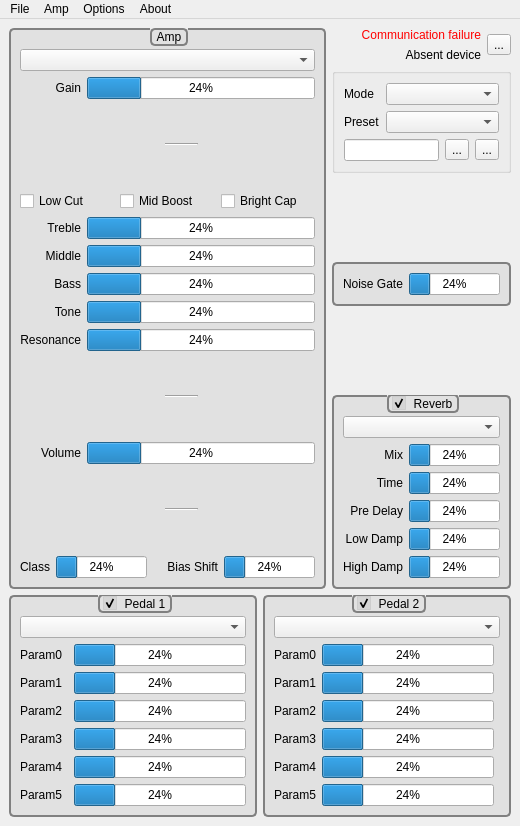
Before: the Qt Designer form resources/ui/main_win.ui in Houston4444/OsciTronix, drawn with Qt 5.
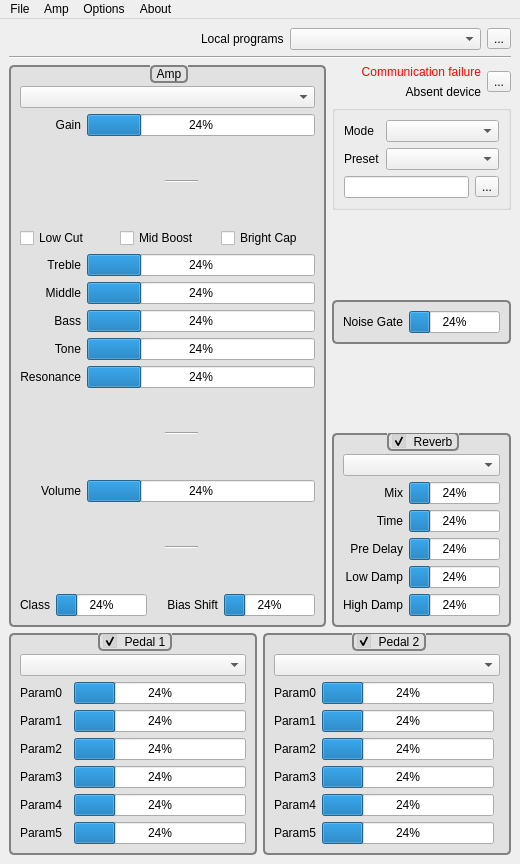
After: the same form once the commit is applied. Icons and pictures are not drawn. Custom widgets are drawn as their Qt base class.

Commit message: add local programs feature

Diff of the .ui file:
```diff
--- a/resources/ui/main_win.ui
+++ b/resources/ui/main_win.ui
@@ -7,7 +7,7 @@
     <x>0</x>
     <y>0</y>
     <width>520</width>
-    <height>826</height>
+    <height>864</height>
    </rect>
   </property>
   <property name="windowTitle">
@@ -18,6 +18,58 @@
   </property>
   <widget class="QWidget" name="centralwidget">
    <layout class="QVBoxLayout" name="verticalLayout">
+    <item>
+     <layout class="QHBoxLayout" name="horizontalLayout_8">
+      <item>
+       <spacer name="horizontalSpacer_2">
+        <property name="orientation">
+         <enum>Qt::Horizontal</enum>
+        </property>
+        <property name="sizeHint" stdset="0">
+         <size>
+          <width>40</width>
+          <height>20</height>
+         </size>
+        </property>
+       </spacer>
+      </item>
+      <item>
+       <widget class="QLabel" name="label_11">
+        <property name="text">
+         <string>Local programs</string>
+        </property>
+       </widget>
+      </item>
+      <item>
+       <widget class="QComboBox" name="comboBoxLocalPrograms">
+        <property name="sizePolicy">
+         <sizepolicy hsizetype="MinimumExpanding" vsizetype="Fixed">
+          <horstretch>0</horstretch>
+          <verstretch>0</verstretch>
+         </sizepolicy>
+        </property>
+       </widget>
+      </item>
+      <item>
+       <widget class="QToolButton" name="toolButtonSave">
+        <property name="text">
+         <string>...</string>
+        </property>
+        <property name="icon">
+         <iconset theme="document-save-as">
+          <normaloff>../../../../.designer/backup</normaloff>../../../../.designer/backup</iconset>
+        </property>
+       </widget>
+      </item>
+     </layout>
+    </item>
+    <item>
+     <widget class="Line" name="line_4">
+      <property name="orientation">
+       <enum>Qt::Horizontal</enum>
+      </property>
+     </widget>
+    </item>
     <item>
      <layout class="QHBoxLayout" name="horizontalLayout_3">
       <item>
@@ -434,17 +486,6 @@
                </property>
               </widget>
              </item>
-             <item>
-              <widget class="QToolButton" name="toolButtonSave">
-               <property name="text">
-                <string>...</string>
-               </property>
-               <property name="icon">
-                <iconset theme="document-save-as">
-                 <normaloff>../../../../.designer/backup</normaloff>../../../../.designer/backup</iconset>
-               </property>
-              </widget>
-             </item>
              <item>
               <widget class="QToolButton" name="toolButtonUpload">
                <property name="toolTip">
```
The commit also changes 11 other files.
